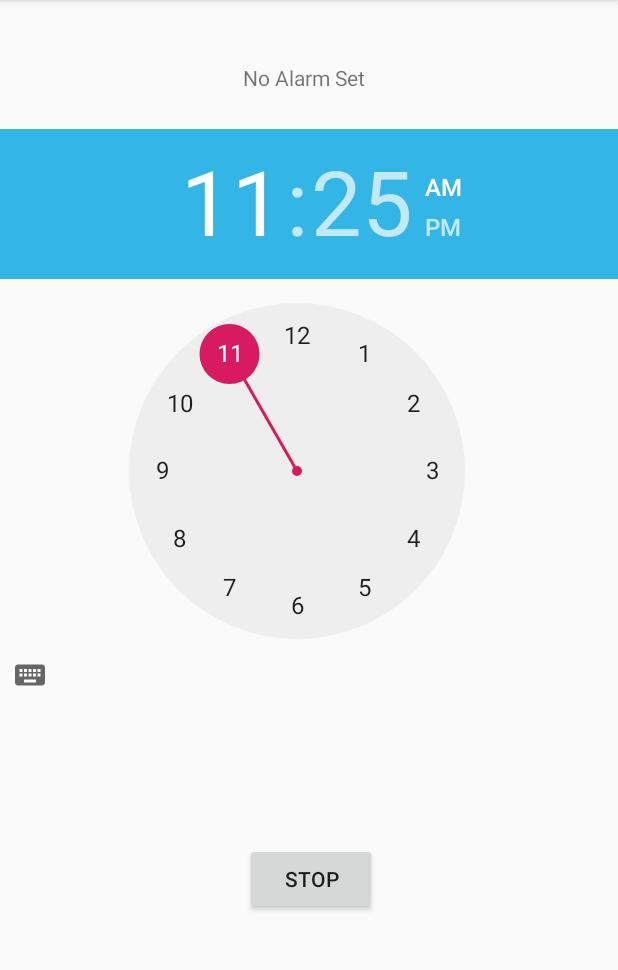
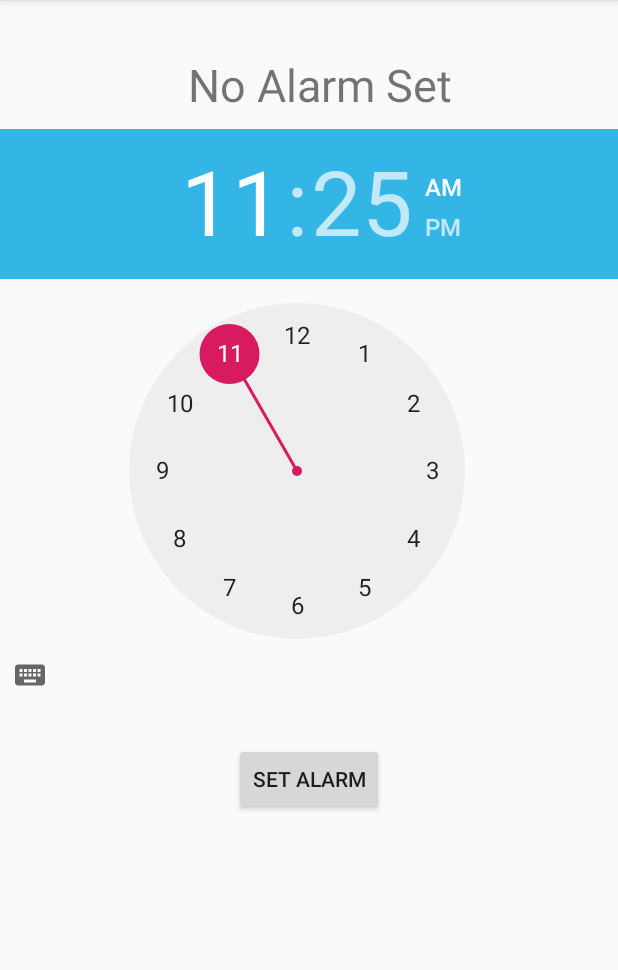
Before and after one commit to msliang/CS125FinalProject, an Android app: the screen it shows after launch (MainActivity), after a tap on "STOP", on a phone screen of 412 x 824 dp, the part 84-1054 px from its top. Run offline under Robolectric (Android 15) with nearby library versions, the phone set to English and light mode, and no system bars; 1 other tap on this screen came first.

Commit message:
stop method

```diff
--- a/app/src/main/java/com/example/cs125finalproject/MainActivity.java
+++ b/app/src/main/java/com/example/cs125finalproject/MainActivity.java
@@ -37,10 +37,6 @@ public class MainActivity extends AppCompatActivity {
         final Button stop = findViewById(R.id.stop);
         //not visible until alarm is started
         stop.setVisibility(View.GONE);
-        //snooze button
-        final Button snooze = findViewById(R.id.snooze);
-        //not visible until alarm is started
-        snooze.setVisibility(View.GONE);
         //set alarm button
         final Button set = findViewById(R.id.set);
         //visible at first gone after alarm is started
@@ -49,14 +45,16 @@ public class MainActivity extends AppCompatActivity {
         set.setOnClickListener(new View.OnClickListener() {
             @Override
             public void onClick(final View v) {
+                final Intent intent = new Intent(context, AlarmReceiver.class);
                 calendar.set(Calendar.HOUR_OF_DAY, alarm.getCurrentHour());
                 calendar.set(Calendar.MINUTE, alarm.getCurrentMinute());
                 //returns alarm as a string
                 status.setText("Alarm Set For " + AlarmToTime());
+                intent.putExtra("extra", "on");
                 //delays the intent for AlarmReceiver
                 pendingIntent = PendingIntent.getBroadcast(MainActivity.this, 0, intent, PendingIntent.FLAG_UPDATE_CURRENT);
                 // delays until alarm time
-                alarm_Manager.set(AlarmManager.RTC_WAKEUP, calendar.getTimeInMillis(), pendingIntent);
+                alarm_Manager.set(AlarmManager.RTC_WAKEUP, calendar.getTimeInMillis() , pendingIntent);
                 set.setVisibility(View.GONE);
                 stop.setVisibility(View.VISIBLE);
             }
@@ -68,6 +66,8 @@ public class MainActivity extends AppCompatActivity {
                 alarm_Manager.cancel(pendingIntent);
                 intent.putExtra("extra", "off");
                 sendBroadcast(intent);
+                stop.setVisibility(View.GONE);
+                set.setVisibility(View.VISIBLE);
             }
 
         });
--- a/app/src/main/res/layout/activity_main.xml
+++ b/app/src/main/res/layout/activity_main.xml
@@ -50,11 +50,13 @@
 
     <TextView
         android:id="@+id/status"
-        android:layout_width="wrap_content"
+        android:layout_width="351dp"
         android:layout_height="wrap_content"
         android:layout_alignParentStart="true"
         android:layout_alignParentTop="true"
-        android:layout_marginStart="162dp"
-        android:layout_marginTop="42dp"
-        android:text="No Alarm Set" />
+        android:layout_marginStart="38dp"
+        android:layout_marginTop="36dp"
+        android:text="No Alarm Set"
+        android:textAlignment="center"
+        android:textSize="30sp" />
 </RelativeLayout>
```
Also changed, not shown: app/src/main/java/com/example/cs125finalproject/AlarmReceiver.java (+25 -12 lines), app/src/main/java/com/example/cs125finalproject/RingtonePlayer.java (deleted, +0 -19 lines).
